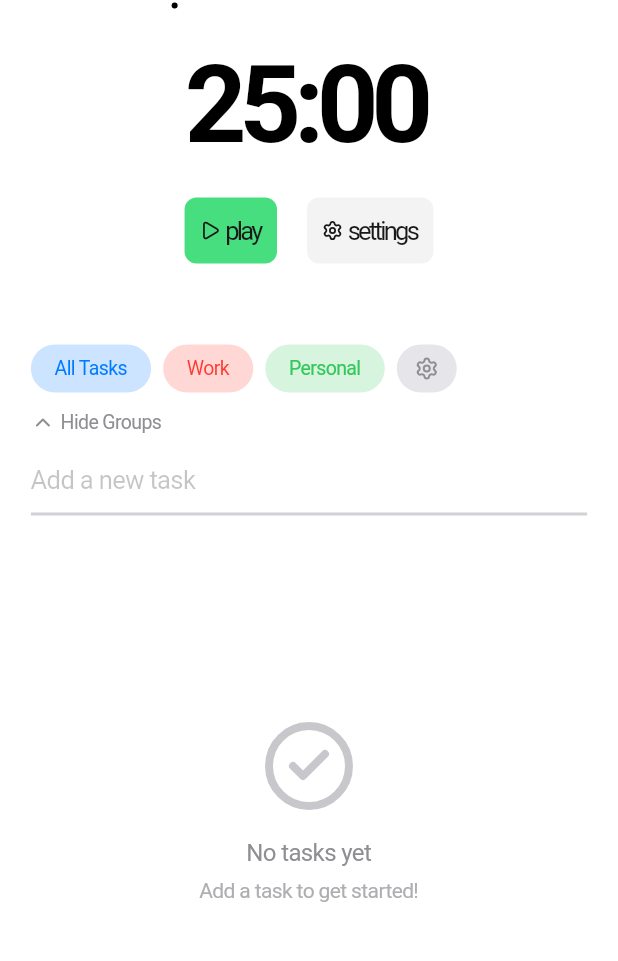
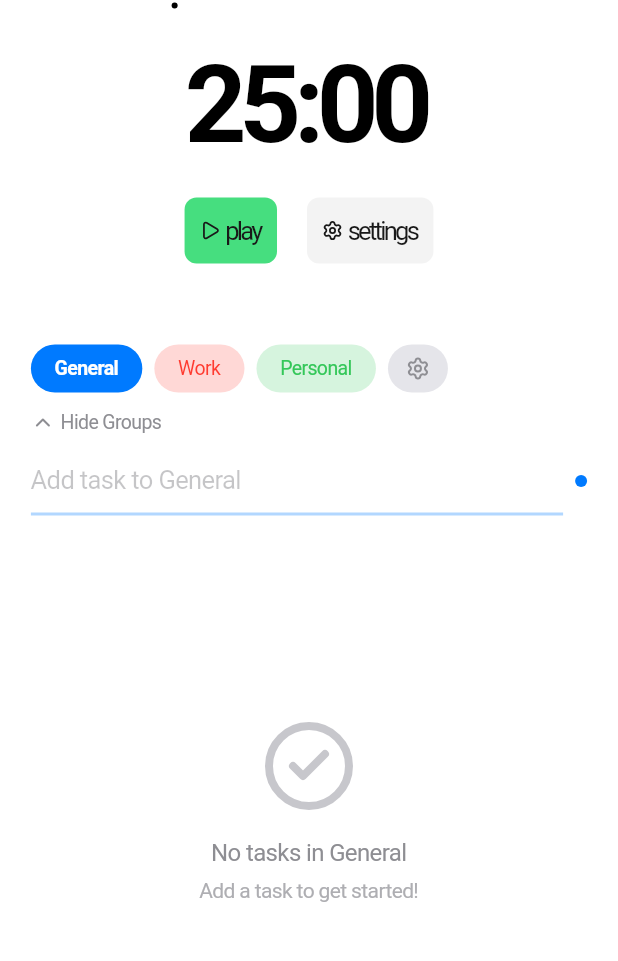
Before and after one commit to MeanRom/flutter-pomodoro, a Flutter app: the screen it shows after launch, on a phone screen of 412 x 824 dp, the part 95-1056 px from its top. Run offline on Flutter 3.47's test engine with Material 3 defaults, Android fonts, the light colour scheme and no system bars; our stand-ins replace audioplayers, flutter_local_notifications, localstorage, lucide_icons_flutter, timezone; missing offline and left inert: live_activities.

Commit message:
feat: working tabs & fix icons

```diff
--- a/lib/routes/group_manager.dart
+++ b/lib/routes/group_manager.dart
@@ -203,7 +203,7 @@ class _GroupManagerState extends State<GroupManager> {
       builder: (context) => CupertinoAlertDialog(
         title: Text('Delete "${group.name}"?'),
         content: const Text(
-          'All tasks in this group will be moved to "All Tasks".',
+          'All tasks in this group will be moved to "General".',
         ),
         actions: [
           CupertinoDialogAction(
--- a/lib/widgets/todo.dart
+++ b/lib/widgets/todo.dart
@@ -99,9 +99,9 @@ class _TodoState extends State<Todo> {
                       ),
                       const SizedBox(width: 4),
                       Text(
-                        _isGroupSelectorExpanded
-                            ? 'Hide Groups'
-                            : provider.selectedGroup?.name ?? 'All Tasks',
+                          _isGroupSelectorExpanded
+                              ? 'Hide Groups'
+                              : provider.selectedGroup?.name ?? 'General',
                         style: const TextStyle(
                           fontSize: 13,
                           color: CupertinoColors.systemGrey,
--- a/pubspec.yaml
+++ b/pubspec.yaml
@@ -8,6 +8,7 @@ environment:
 
 dependencies:
   audioplayers: ^6.5.1
+  cupertino_icons: ^1.0.8
   flutter:
     sdk: flutter
   flutter_local_notifications: ^19.4.2
```
Also changed, not shown: lib/services/provider_todo.dart (+24 -3 lines), pubspec.lock.
